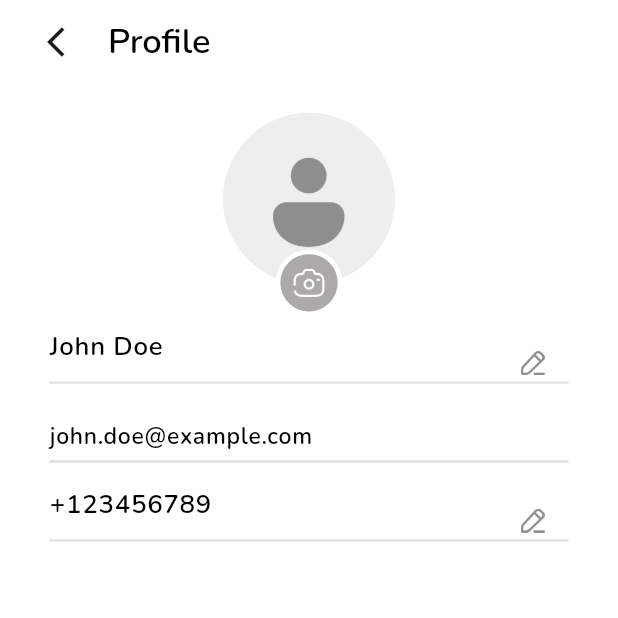
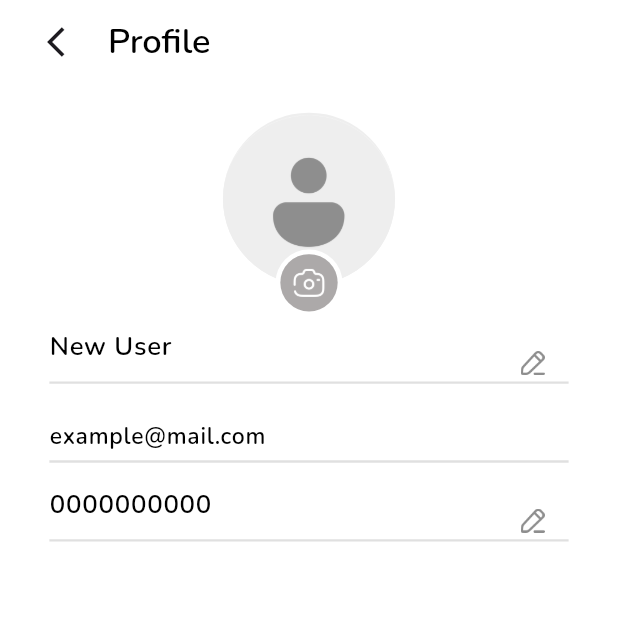
Before and after one commit to MohamedYassien/CropModel, a Flutter app: the ProfilePresenter screen opened directly, on a phone screen of 412 x 824 dp, the top half of it. Run offline on Flutter 3.47's test engine with Material 3 defaults, Android fonts, the phone set to English and light mode, and no system bars; our stand-ins replace dio, easy_localization, extended_image, flutter_bloc, flutter_easyloading, flutter_screenutil and 4 more; accounts and stored records are empty; network calls fail.

Commit message:
block_and_architecture_v2

```diff
--- /dev/null
+++ b/lib/features/Profile/domain/usecases/get_user_profile_usecase.dart
@@ -0,0 +1,12 @@
+import '../../data/model/user_model.dart';
+import '../../data/service/profile_service.dart';
+
+class GetProfileUseCase {
+  final UserService _userService = UserService();
+
+  GetProfileUseCase();
+
+  Future<UserModel?> call() async {
+    return await _userService.fetchProfile();
+  }
+}
--- /dev/null
+++ b/lib/features/Profile/domain/usecases/update_profile_usecase.dart
@@ -0,0 +1,12 @@
+import '../../data/model/user_model.dart';
+import '../../data/service/profile_service.dart';
+
+class UpdateProfileUseCase {
+  final UserService _userService = UserService();
+
+  UpdateProfileUseCase();
+
+  Future<void> call(UserModel user) async {
+    return await _userService.updateProfile(user);
+  }
+}
--- a/lib/features/Profile/presentation/UI/profile_presenter.dart
+++ b/lib/features/Profile/presentation/UI/profile_presenter.dart
@@ -7,7 +7,7 @@ import '../../../../core/constants/app_colors.dart';
 import '../../../../core/shared/custom_text_field.dart';
 import '../../../../core/utils/helpers.dart';
 import '../../../../core/utils/text_font_transformer.dart';
-import '../../data/service/user_service_impl.dart';
+import '../../data/service/profile_service.dart';
 import '../bloc/profile_block.dart';
 import '../bloc/profile_event.dart';
 import '../bloc/profile_state.dart';
@@ -65,33 +65,52 @@ class _ProfilePresenterState extends State<ProfilePresenter> {
   }
 
   void _onFieldsChanged() {
+    if (context.read<ProfileBloc>().state is ProfileLoaded) {
       context.read<ProfileBloc>().add(
-      ProfileFieldsChangedEvent(
+        ProfileFieldsChanged(
           name: _nameController.text,
           phone: _phoneNumberController.text,
         ),
       );
     }
+  }
 
   @override
   Widget build(BuildContext context) {
     return BlocProvider<ProfileBloc>(
-        create: (context) => ProfileBloc(UserRepositoryImpl())..add(LoadProfileEvent()),
+        create: (context) => ProfileBloc()..add(LoadProfilePressed()),
         child: BlocConsumer<ProfileBloc, ProfileState>(
           listener: (context, state) {
-        if (state.user != null && !_isInitialized) {
-          _nameController.text = state.user!.name;
-          _phoneNumberController.text = state.user!.phoneNumber;
-          _emailController.text = state.user!.email;
+            if (state is ProfileLoaded && !_isInitialized) {
+              _nameController.text = state.user.name;
+              _phoneNumberController.text = state.user.phoneNumber;
+              _emailController.text = state.user.email;
               _isInitialized = true;
+            }
+
+            if (state is ProfileUpdateSuccess) {
+              ScaffoldMessenger.of(context).showSnackBar(
+                const SnackBar(content: Text("Profile Updated!")),
+              );
             }
           },
           builder: (context, state) {
-        if (state.isLoading && !_isInitialized) {
+            if (state is ProfileLoading && !_isInitialized) {
               return const Scaffold(
                 body: Center(child: CircularProgressIndicator()),
               );
             }
+            if (state is ProfileError) {
+              return Scaffold(
+                body: Center(child: Text(state.message)),
+              );
+            }
+
+            ///////////////
+            final bool isLoading = state is ProfileLoading;
+            final bool hasChanges = state is ProfileLoaded ? state.hasChanges : false;
+            final Uint8List? tempImage = state is ProfileLoaded ? state.tempImage : null;
+            final user = state is ProfileLoaded ? state.user : null;
 
         return Scaffold(
           backgroundColor: Colors.white,
@@ -132,16 +151,11 @@ class _ProfilePresenterState extends State<ProfilePresenter> {
                           CircleAvatar(
                             radius: 60.r,
                             backgroundColor: Colors.grey[200],
-                            backgroundImage: state.tempImage != null
-                                ? MemoryImage(state.tempImage!)
-                                : (state.user?.profileImage != null
-                                          ? MemoryImage(
-                                              state.user!.profileImage!,
-                                            )
-                                          : const AssetImage(
-                                              'assets/images/profilePlaceholder2.png',
-                                            ))
-                                      as ImageProvider,
+                            backgroundImage:tempImage != null
+                                ? MemoryImage(tempImage)
+                                : (user?.profileImage != null
+                                ? MemoryImage(user!.profileImage!)
+                                : const AssetImage('assets/images/profilePlaceholder2.png')) as ImageProvider,
                           ),
                           Positioned(
                             bottom: -22.h,
@@ -151,16 +165,12 @@ class _ProfilePresenterState extends State<ProfilePresenter> {
                                   context,
                                   MaterialPageRoute(
                                     builder: (context) => CropProfileScreen(
-                                      initialImageBytes:
-                                          state.tempImage ??
-                                          state.user?.profileImage,
+                                      initialImageBytes: tempImage ?? user?.profileImage,
                                     ),
                                   ),
                                 );
                                 if (result != null && result is Uint8List) {
-                                  context.read<ProfileBloc>().add(
-                                    ProfileImageChangedEvent(result),
-                                  );
+                                  context.read<ProfileBloc>().add(ProfileImageChanged(result));
                                 }
                               },
                               child: Container(
@@ -279,11 +289,9 @@ class _ProfilePresenterState extends State<ProfilePresenter> {
                                 const Spacer(),
                                 Switch(
                                   value:
-                                      state.user?.isFingerprintEnabled ?? false,
+                                      user?.isFingerprintEnabled ?? false,
                                   onChanged: (value) {
-                                    context.read<ProfileBloc>().add(
-                                      ToggleFingerprintEvent(value),
-                                    );
+                                    context.read<ProfileBloc>().add(ToggleFingerprintPressed(value));
                                   },
                                   thumbColor: WidgetStateProperty.resolveWith(
                                     (states) =>
@@ -421,9 +429,9 @@ class _ProfilePresenterState extends State<ProfilePresenter> {
                       Align(
                         alignment: Alignment.bottomRight,
                         child: ElevatedButton(
-                          onPressed: state.hasChanges
+                          onPressed: (hasChanges && !isLoading)
                               ? () => context.read<ProfileBloc>().add(
-                                  SaveProfileEvent(
+                            SaveProfilePressed(
                               name: _nameController.text,
                               phone: _phoneNumberController.text,
                             ),
@@ -431,7 +439,7 @@ class _ProfilePresenterState extends State<ProfilePresenter> {
                               : null,
                           style: ElevatedButton.styleFrom(
                             minimumSize: Size(95.w, 45.h),
-                            backgroundColor: state.hasChanges
+                            backgroundColor: hasChanges
                                 ? const Color(0xFFCF2120)
                                 : const Color(0x33CF2120),
                             disabledBackgroundColor: const Color(0x33CF2120),
@@ -439,7 +447,7 @@ class _ProfilePresenterState extends State<ProfilePresenter> {
                               borderRadius: BorderRadius.circular(15.r),
                             ),
                           ),
-                          child: state.isLoading
+                          child: isLoading
                               ? const SizedBox(
                                   width: 20,
                                   height: 20,
@@ -463,6 +471,8 @@ class _ProfilePresenterState extends State<ProfilePresenter> {
                 ),
               ),
             ),
+
+
           ),
         );
       },
--- a/lib/features/Profile/presentation/bloc/profile_block.dart
+++ b/lib/features/Profile/presentation/bloc/profile_block.dart
@@ -1,63 +1,79 @@
 import 'package:flutter_bloc/flutter_bloc.dart';
-import '../../data/service/user_service.dart';
+import '../../data/model/user_model.dart';
+import '../../domain/usecases/get_user_profile_usecase.dart';
+import '../../domain/usecases/update_profile_usecase.dart';
 import 'profile_event.dart';
 import 'profile_state.dart';
 
 class ProfileBloc extends Bloc<ProfileEvent, ProfileState> {
-  final UserRepository userRepository;
+  final GetProfileUseCase _getProfileUseCase = GetProfileUseCase();
+  final UpdateProfileUseCase _updateProfileUseCase = UpdateProfileUseCase();
 
-  ProfileBloc(this.userRepository) : super(ProfileState()) {
+  ProfileBloc() : super(ProfileInitial()) {
 
-    on<ToggleFingerprintEvent>((event, emit) {
-      if (state.user != null) {
-        final updatedUser = state.user!.copyWith(isFingerprintEnabled: event.isEnabled);
-
-        emit(state.copyWith(
-          user: updatedUser,
-          hasChanges: true,
-        ));
+    on<LoadProfilePressed>((event, emit) async {
+      emit(ProfileLoading());
+      try {
+        final user = await _getProfileUseCase.call();
+        if (user != null) {
+          emit(ProfileLoaded(user: user));
+        }
+      } catch (e) {
+        emit(ProfileLoaded(user: _createDefaultUser()));
       }
     });
 
-    on<LoadProfileEvent>((event, emit) async {
-      emit(state.copyWith(isLoading: true));
-      try {
-        final user = await userRepository.getProfile();
-        emit(state.copyWith(user: user, isLoading: false));
-      } catch (e) {
-        emit(state.copyWith(isLoading: false, errorMessage: e.toString()));
+    on<ToggleFingerprintPressed>((event, emit) {
+      if (state is ProfileLoaded) {
+        final currentState = state as ProfileLoaded;
+        final updatedUser = currentState.user.copyWith(isFingerprintEnabled: event.isEnabled);
+        emit(currentState.copyWith(user: updatedUser, hasChanges: true));
       }
     });
 
-    on<ProfileImageChangedEvent>((event, emit) {
-      emit(state.copyWith(
-        tempImage: event.newImage,
-        hasChanges: true,
-      ));
-    });
-
-    on<ProfileFieldsChangedEvent>((event, emit) {
-      if (state.user != null) {
-        final bool changed = event.name != state.user!.name ||
-            event.phone != state.user!.phoneNumber;
-        emit(state.copyWith(hasChanges: changed));
+    on<ProfileImageChanged>((event, emit) {
+      if (state is ProfileLoaded) {
+        final currentState = state as ProfileLoaded;
+        emit(currentState.copyWith(tempImage: event.newImage, hasChanges: true));
       }
     });
 
-    on<SaveProfileEvent>((event, emit) async {
-      emit(state.copyWith(isLoading: true));
-      final updatedUser = state.user!.copyWith(
-        name: event.name,
-        phoneNumber: event.phone,
-        profileImage: state.tempImage ?? state.user!.profileImage,
-      );
+    on<ProfileFieldsChanged>((event, emit) {
+      if (state is ProfileLoaded) {
+        final currentState = state as ProfileLoaded;
+        final bool changed = event.name != currentState.user.name ||
+            event.phone != currentState.user.phoneNumber;
+        emit(currentState.copyWith(hasChanges: changed));
+      }
+    });
 
-      try {
-        await userRepository.updateProfile(updatedUser);
-        emit(state.copyWith(user: updatedUser, isLoading: false, hasChanges: false));
-      } catch (e) {
-        emit(state.copyWith(isLoading: false, errorMessage: "Save Failed"));
+    on<SaveProfilePressed>((event, emit) async {
+      if (state is ProfileLoaded) {
+        final currentState = state as ProfileLoaded;
+        emit(ProfileLoading());
+
+        final updatedUser = currentState.user.copyWith(
+          name: event.name,
+          phoneNumber: event.phone,
+          profileImage: currentState.tempImage ?? currentState.user.profileImage,
+        );
+
+        try {
+          await _updateProfileUseCase.call(updatedUser);
+          emit(ProfileUpdateSuccess());
+        } catch (e) {
+          emit(ProfileError("Save Failed"));
+        }
       }
     });
   }
 }
+
+UserModel _createDefaultUser() {
+  return UserModel(
+    name: "New User",
+    email: "example@mail.com",
+    phoneNumber: "0000000000",
+    isFingerprintEnabled: false,
+  );
+}
--- a/lib/features/Profile/presentation/bloc/profile_event.dart
+++ b/lib/features/Profile/presentation/bloc/profile_event.dart
@@ -2,26 +2,26 @@ import 'dart:typed_data';
 
 abstract class ProfileEvent {}
 
-class LoadProfileEvent extends ProfileEvent {}
+class LoadProfilePressed extends ProfileEvent {}
 
-class ProfileImageChangedEvent extends ProfileEvent {
-  final Uint8List newImage;
-  ProfileImageChangedEvent(this.newImage);
+class ToggleFingerprintPressed extends ProfileEvent {
+  final bool isEnabled;
+  ToggleFingerprintPressed(this.isEnabled);
 }
 
-class ProfileFieldsChangedEvent extends ProfileEvent {
+class ProfileImageChanged extends ProfileEvent {
+  final Uint8List newImage;
+  ProfileImageChanged(this.newImage);
+}
+
+class ProfileFieldsChanged extends ProfileEvent {
   final String name;
   final String phone;
-  ProfileFieldsChangedEvent({required this.name, required this.phone});
+  ProfileFieldsChanged({required this.name, required this.phone});
 }
 
-class SaveProfileEvent extends ProfileEvent {
+class SaveProfilePressed extends ProfileEvent {
   final String name;
   final String phone;
-  SaveProfileEvent({required this.name, required this.phone});
+  SaveProfilePressed({required this.name, required this.phone});
 }
-
-class ToggleFingerprintEvent extends ProfileEvent {
-  final bool isEnabled;
-  ToggleFingerprintEvent(this.isEnabled);
-}
--- a/lib/features/Profile/presentation/bloc/profile_state.dart
+++ b/lib/features/Profile/presentation/bloc/profile_state.dart
@@ -1,34 +1,43 @@
 import 'dart:typed_data';
 import '../../data/model/user_model.dart';
 
-class ProfileState {
-  final UserModel? user;
-  final bool isLoading;
-  final String? errorMessage;
+abstract class ProfileState {}
+
+class ProfileInitial extends ProfileState {}
+
+class ProfileLoading extends ProfileState {}
+
+class ProfileLoaded extends ProfileState {
+  final UserModel user;
   final bool hasChanges;
   final Uint8List? tempImage;
+  final String? errorMessage;
 
-  ProfileState({
-    this.user,
-    this.isLoading = false,
-    this.errorMessage,
+  ProfileLoaded({
+    required this.user,
     this.hasChanges = false,
     this.tempImage,
+    this.errorMessage,
   });
 
-  ProfileState copyWith({
+  ProfileLoaded copyWith({
     UserModel? user,
-    bool? isLoading,
-    String? errorMessage,
     bool? hasChanges,
     Uint8List? tempImage,
+    String? errorMessage,
   }) {
-    return ProfileState(
+    return ProfileLoaded(
       user: user ?? this.user,
-      isLoading: isLoading ?? this.isLoading,
-      errorMessage: errorMessage ?? this.errorMessage,
       hasChanges: hasChanges ?? this.hasChanges,
       tempImage: tempImage ?? this.tempImage,
+      errorMessage: errorMessage ?? this.errorMessage,
     );
   }
 }
+
+class ProfileUpdateSuccess extends ProfileState {}
+
+class ProfileError extends ProfileState {
+  final String message;
+  ProfileError(this.message);
+}
```
Also changed, not shown: lib/features/Profile/data/model/user_model.dart (+8 -0 lines), lib/features/Profile/data/service/profile_api.dart (added, +14 -0 lines), lib/features/Profile/data/service/profile_service.dart (added, +23 -0 lines). Lines whose indentation alone changed are shown as unchanged.
